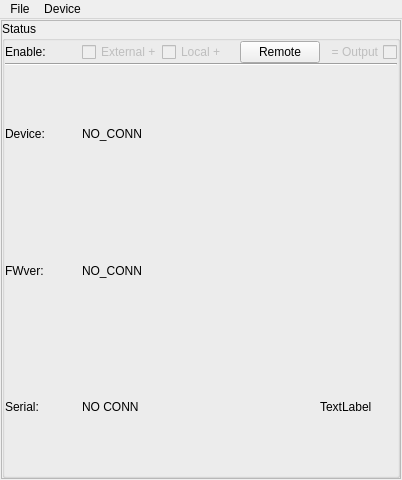
Above: src/ui/MainWindowUi.ui from wonkoderverstaendige/PyFL593B before the change. Below: the same form after it.
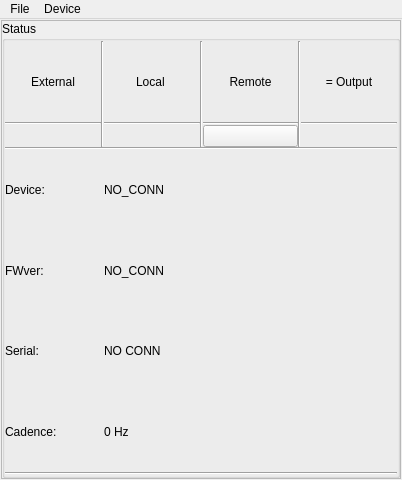
That is the form after the change. Icons and pictures are not drawn.

```diff
--- a/src/ui/MainWindowUi.ui
+++ b/src/ui/MainWindowUi.ui
@@ -52,132 +52,262 @@
            <number>0</number>
           </property>
           <item>
-           <layout class="QGridLayout" name="gridLayout_4">
-            <property name="verticalSpacing">
+           <layout class="QGridLayout" name="gridLayout_3">
+            <property name="horizontalSpacing">
              <number>0</number>
             </property>
-            <item row="3" column="2" colspan="2">
-             <spacer name="horizontalSpacer">
-              <property name="orientation">
-               <enum>Qt::Horizontal</enum>
-              </property>
-              <property name="sizeHint" stdset="0">
-               <size>
-                <width>40</width>
-                <height>20</height>
-               </size>
-              </property>
-             </spacer>
-            </item>
-            <item row="4" column="0">
-             <widget class="QLabel" name="lbl_debug">
-              <property name="text">
-               <string>Serial:</string>
-              </property>
-             </widget>
-            </item>
-            <item row="3" column="1">
-             <widget class="QLabel" name="lbl_fw_ver">
-              <property name="text">
-               <string>NO_CONN</string>
-              </property>
-             </widget>
-            </item>
-            <item row="3" column="0">
-             <widget class="QLabel" name="label_2">
-              <property name="text">
-               <string>FWver:  </string>
-              </property>
-             </widget>
-            </item>
-            <item row="2" column="1">
+            <item row="5" column="2">
              <widget class="QLabel" name="lbl_dev_name">
               <property name="text">
                <string>NO_CONN</string>
               </property>
              </widget>
             </item>
-            <item row="2" column="0">
-             <widget class="QLabel" name="label">
+            <item row="5" column="0">
+             <widget class="QLabel" name="lbl_model_lbl">
               <property name="text">
                <string>Device:</string>
               </property>
              </widget>
             </item>
-            <item row="4" column="1">
-             <widget class="QLabel" name="lbl_serial_num">
-              <property name="text">
-               <string>NO CONN</string>
-              </property>
-             </widget>
-            </item>
-            <item row="0" column="4">
-             <widget class="QCheckBox" name="ckb_OUT">
-              <property name="enabled">
-               <bool>false</bool>
-              </property>
-              <property name="layoutDirection">
-               <enum>Qt::RightToLeft</enum>
-              </property>
+            <item row="1" column="6">
+             <widget class="QLabel" name="label_4">
               <property name="text">
                <string>= Output</string>
               </property>
+              <property name="alignment">
+               <set>Qt::AlignCenter</set>
+              </property>
              </widget>
             </item>
-            <item row="0" column="3">
-             <widget class="QPushButton" name="push_REN">
+            <item row="1" column="2">
+             <widget class="QLabel" name="lbl_local">
+              <property name="text">
+               <string>Local </string>
+              </property>
+              <property name="alignment">
+               <set>Qt::AlignCenter</set>
+              </property>
+             </widget>
+            </item>
+            <item row="6" column="2">
+             <widget class="QLabel" name="lbl_fw_ver">
+              <property name="text">
+               <string>NO_CONN</string>
+              </property>
+             </widget>
+            </item>
+            <item row="7" column="0">
+             <widget class="QLabel" name="lbl_serial_lbl">
+              <property name="text">
+               <string>Serial:</string>
+              </property>
+             </widget>
+            </item>
+            <item row="1" column="1" rowspan="3">
+             <widget class="Line" name="line_3">
+              <property name="orientation">
+               <enum>Qt::Vertical</enum>
+              </property>
+             </widget>
+            </item>
+            <item row="1" column="5" rowspan="3">
+             <widget class="Line" name="line_5">
+              <property name="orientation">
+               <enum>Qt::Vertical</enum>
+              </property>
+             </widget>
+            </item>
+            <item row="1" column="0">
+             <widget class="QLabel" name="lbl_external">
+              <property name="text">
+               <string>External</string>
+              </property>
+              <property name="alignment">
+               <set>Qt::AlignCenter</set>
+              </property>
+             </widget>
+            </item>
+            <item row="1" column="4">
+             <widget class="QLabel" name="lbl_remote">
               <property name="text">
                <string>Remote</string>
               </property>
-              <property name="checkable">
-               <bool>true</bool>
+              <property name="alignment">
+               <set>Qt::AlignCenter</set>
               </property>
              </widget>
             </item>
-            <item row="0" column="2">
-             <widget class="QCheckBox" name="ckb_LEN">
-              <property name="enabled">
-               <bool>false</bool>
+            <item row="3" column="6">
+             <widget class="QLabel" name="lbl_output_icon">
+              <property name="text">
+               <string/>
               </property>
+              <property name="pixmap">
+               <pixmap resource="icons.qrc">:/icons/enabled_false.png</pixmap>
+              </property>
+              <property name="alignment">
+               <set>Qt::AlignCenter</set>
+              </property>
+             </widget>
+            </item>
+            <item row="6" column="0">
+             <widget class="QLabel" name="lbl_fwver_lbl">
               <property name="text">
-               <string>Local + </string>
+               <string>FWver:  </string>
               </property>
-              <property name="checkable">
-               <bool>true</bool>
+             </widget>
+            </item>
+            <item row="2" column="4">
+             <widget class="Line" name="line_7">
+              <property name="orientation">
+               <enum>Qt::Horizontal</enum>
               </property>
              </widget>
             </item>
-            <item row="0" column="1">
-             <widget class="QCheckBox" name="ckb_XEN">
-              <property name="enabled">
-               <bool>false</bool>
+            <item row="2" column="0">
+             <widget class="Line" name="line_2">
+              <property name="orientation">
+               <enum>Qt::Horizontal</enum>
               </property>
-              <property name="text">
-               <string>External +</string>
+             </widget>
+            </item>
+            <item row="2" column="6">
+             <widget class="Line" name="line_8">
+              <property name="orientation">
+               <enum>Qt::Horizontal</enum>
               </property>
-              <property name="checkable">
-               <bool>true</bool>
+             </widget>
+            </item>
+            <item row="1" column="3" rowspan="3">
+             <widget class="Line" name="line_4">
+              <property name="orientation">
+               <enum>Qt::Vertical</enum>
               </property>
              </widget>
             </item>
-            <item row="0" column="0">
-             <widget class="QLabel" name="label_3">
-              <property name="text">
-               <string>Enable:</string>
+            <item row="2" column="2">
+             <widget class="Line" name="line_6">
+              <property name="orientation">
+               <enum>Qt::Horizontal</enum>
               </property>
              </widget>
             </item>
-            <item row="1" column="0" colspan="5">
+            <item row="3" column="4">
+             <layout class="QHBoxLayout" name="horizontalLayout">
+              <property name="spacing">
+               <number>0</number>
+              </property>
+              <item>
+               <widget class="QPushButton" name="push_REN">
+                <property name="sizePolicy">
+                 <sizepolicy hsizetype="Minimum" vsizetype="Fixed">
+                  <horstretch>0</horstretch>
+                  <verstretch>0</verstretch>
+                 </sizepolicy>
+                </property>
+                <property name="icon">
+                 <iconset resource="icons.qrc">
+                  <normaloff>:/icons/enabled_false.png</normaloff>
+                  <normalon>:/icons/enabled_true.png</normalon>:/icons/enabled_false.png</iconset>
+                </property>
+                <property name="checkable">
+                 <bool>true</bool>
+                </property>
+               </widget>
+              </item>
+             </layout>
+            </item>
+            <item row="10" column="0" colspan="7">
              <widget class="Line" name="line">
               <property name="orientation">
                <enum>Qt::Horizontal</enum>
               </property>
              </widget>
             </item>
-            <item row="4" column="4">
+            <item row="3" column="0">
+             <widget class="QLabel" name="lbl_external_icon">
+              <property name="text">
+               <string/>
+              </property>
+              <property name="pixmap">
+               <pixmap resource="icons.qrc">:/icons/enabled_false.png</pixmap>
+              </property>
+              <property name="alignment">
+               <set>Qt::AlignCenter</set>
+              </property>
+             </widget>
+            </item>
+            <item row="7" column="2">
+             <widget class="QLabel" name="lbl_serial_num">
+              <property name="text">
+               <string>NO CONN</string>
+              </property>
+             </widget>
+            </item>
+            <item row="3" column="2">
+             <widget class="QLabel" name="lbl_local_icon">
+              <property name="text">
+               <string/>
+              </property>
+              <property name="pixmap">
+               <pixmap resource="icons.qrc">:/icons/enabled_false.png</pixmap>
+              </property>
+              <property name="alignment">
+               <set>Qt::AlignCenter</set>
+              </property>
+             </widget>
+            </item>
+            <item row="4" column="0" colspan="7">
+             <widget class="Line" name="line_9">
+              <property name="orientation">
+               <enum>Qt::Horizontal</enum>
+              </property>
+             </widget>
+            </item>
+            <item row="5" column="5" rowspan="4" colspan="2">
+             <layout class="QHBoxLayout" name="horizontalLayout_2">
+              <item>
+               <widget class="QLabel" name="lbl_laser_warning">
+                <property name="sizePolicy">
+                 <sizepolicy hsizetype="MinimumExpanding" vsizetype="Preferred">
+                  <horstretch>0</horstretch>
+                  <verstretch>0</verstretch>
+                 </sizepolicy>
+                </property>
+                <property name="maximumSize">
+                 <size>
+                  <width>64</width>
+                  <height>64</height>
+                 </size>
+                </property>
+                <property name="text">
+                 <string/>
+                </property>
+                <property name="pixmap">
+                 <pixmap resource="icons.qrc">:/icons/laser_warning.svg</pixmap>
+                </property>
+                <property name="scaledContents">
+                 <bool>true</bool>
+                </property>
+                <property name="alignment">
+                 <set>Qt::AlignCenter</set>
+                </property>
+               </widget>
+              </item>
+             </layout>
+            </item>
+            <item row="8" column="2">
              <widget class="QLabel" name="lbl_fps">
               <property name="text">
-               <string>TextLabel</string>
+               <string>0 Hz</string>
+              </property>
+             </widget>
+            </item>
+            <item row="8" column="0">
+             <widget class="QLabel" name="lbl_fps_lbl">
+              <property name="text">
+               <string>Cadence:</string>
               </property>
              </widget>
             </item>
```
Left out of the diff: 10 changed lines with no effect on the pictures.
